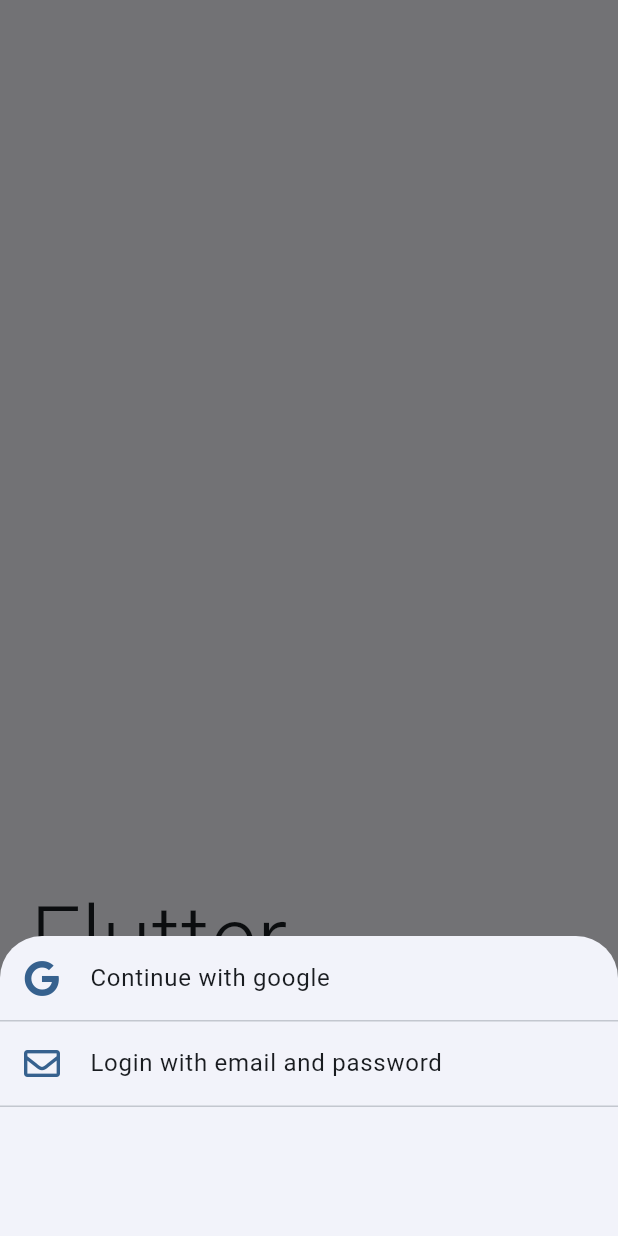
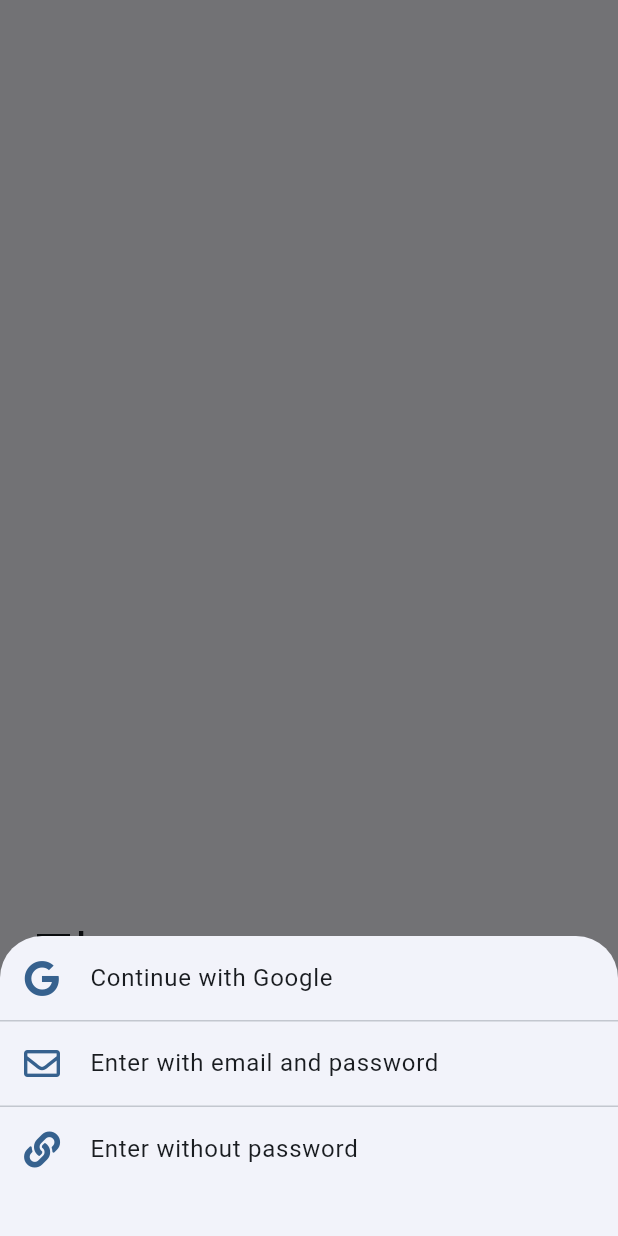
Before and after one commit to C4co/flutter_firebase_auth, a Flutter app: the screen it shows after launch, after a tap on "Start", on a phone screen of 412 x 824 dp. Run offline on Flutter 3.47's test engine with Material 2 defaults, Android fonts, the phone set to English and light mode, and no system bars; our stand-ins replace firebase_auth, firebase_core, flutter_dotenv, fluttericon, go_router, google_sign_in; missing offline and left inert: validatorless; accounts and stored records are empty.

Commit message:
add AuthOption component

```diff
--- /dev/null
+++ b/lib/views/auth/start/components/auth_item.dart
@@ -0,0 +1,31 @@
+import 'package:flutter/material.dart';
+
+class AuthOption extends StatelessWidget {
+  final VoidCallback action;
+  final IconData icon;
+  final String label;
+
+  const AuthOption({
+    super.key,
+    required this.action,
+    required this.icon,
+    required this.label,
+  });
+
+  @override
+  Widget build(BuildContext context) {
+    return ListTile(
+      onTap: action,
+      title: Row(
+        children: [
+          Icon(
+            icon,
+            color: Theme.of(context).colorScheme.primary,
+          ),
+          const SizedBox(width: 20),
+          Text(label),
+        ],
+      ),
+    );
+  }
+}
--- a/lib/views/auth/start/start_page.dart
+++ b/lib/views/auth/start/start_page.dart
@@ -1,4 +1,5 @@
 import 'package:flutter/material.dart';
+import 'package:flutter_firebase_auth/views/auth/start/components/auth_item.dart';
 import 'package:fluttericon/font_awesome5_icons.dart';
 import 'package:go_router/go_router.dart';
 import '/core/core.dart' show AuthService, AppSnackBar;
@@ -41,7 +42,7 @@ class _StartPageState extends State<StartPage> {
             const Text(
               'Flutter\nFirebase',
               style: TextStyle(
-                fontSize: 60,
+                fontSize: 50,
                 fontWeight: FontWeight.w300,
                 height: 1,
               ),
@@ -57,38 +58,27 @@ class _StartPageState extends State<StartPage> {
                     height: 200,
                     child: Column(
                       children: [
-                        ListTile(
-                          onTap: () {
+                        AuthOption(
+                          action: () {
                             continueWithGoogle();
                           },
-                          title: Row(
-                            children: [
-                              Icon(
-                                FontAwesome5.google,
-                                color: Theme.of(context).colorScheme.primary,
-                              ),
-                              const SizedBox(width: 20),
-                              const Text('Continue with google'),
-                            ],
-                          ),
+                          icon: FontAwesome5.google,
+                          label: 'Continue with Google',
                         ),
                         const Divider(height: 1),
-                        ListTile(
-                          onTap: () {
+                        AuthOption(
+                          action: () {
                             context.go('/start/login');
                           },
-                          title: Row(
-                            children: [
-                              Icon(
-                                FontAwesome5.envelope,
-                                color: Theme.of(context).colorScheme.primary,
-                              ),
-                              const SizedBox(width: 20),
-                              const Text('Login with email and password'),
-                            ],
-                          ),
+                          icon: FontAwesome5.envelope,
+                          label: 'Enter with email and password',
                         ),
                         const Divider(height: 1),
+                        AuthOption(
+                          action: () {},
+                          icon: FontAwesome5.link,
+                          label: 'Enter without password',
+                        ),
                       ],
                     ),
                   ),
```
